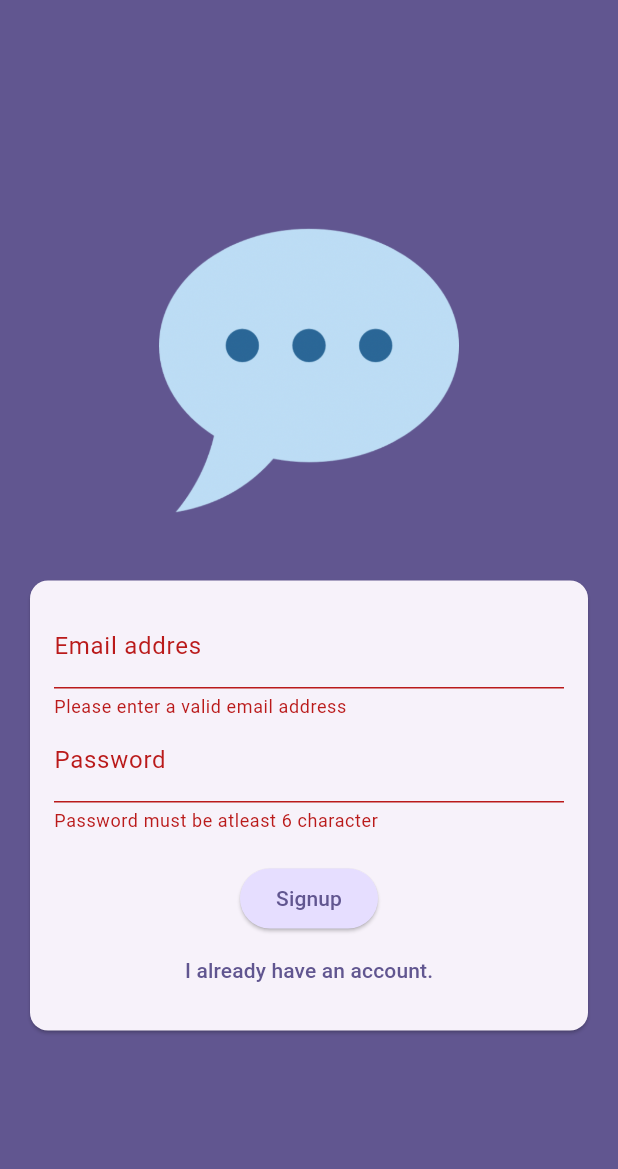
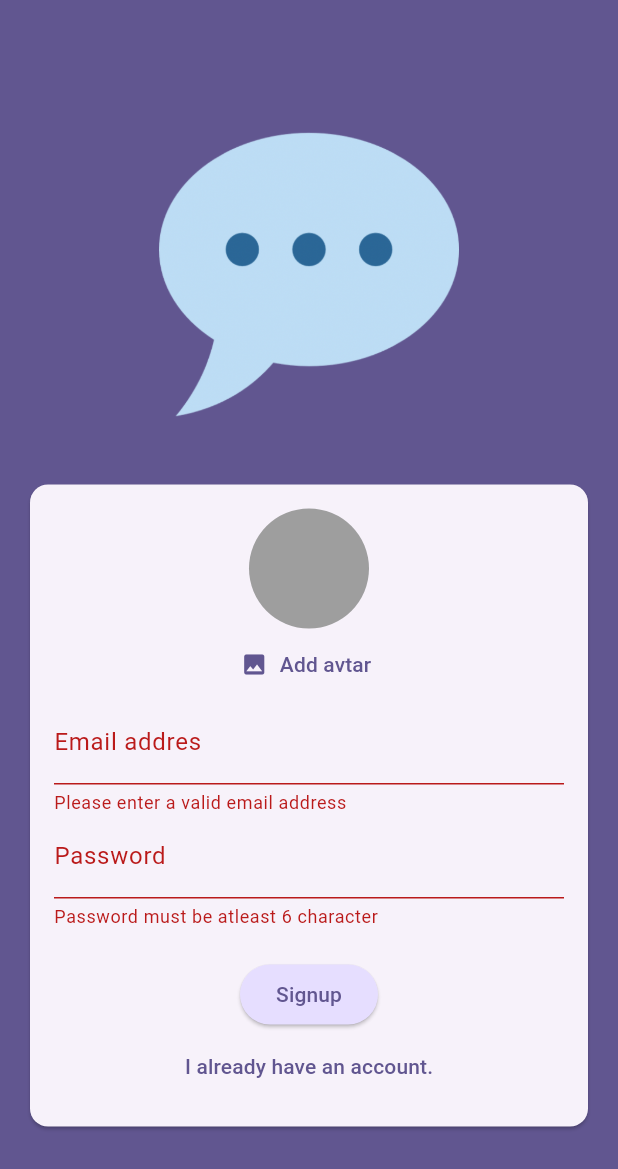
Before and after one commit to OlegMikhailov23/chat-app, a Flutter app: the screen it shows after launch, after a tap on "Login", after a tap on "Create an account", on a phone screen of 412 x 824 dp. Shown: the top 1169 px of the screen. Run offline on Flutter 3.47's test engine with Material 3 defaults, Android fonts, the phone set to English and light mode, and no system bars; our stand-ins replace firebase_auth, firebase_core, image_picker; accounts and stored records are empty.

Commit message:
add image picker

```diff
--- a/lib/main.dart
+++ b/lib/main.dart
@@ -1,4 +1,7 @@
 import 'package:chat_app/screens/auth.dart';
+import 'package:chat_app/screens/chat.dart';
+import 'package:chat_app/screens/splash.dart';
+import 'package:firebase_auth/firebase_auth.dart';
 import 'package:flutter/material.dart';
 
 import 'package:firebase_core/firebase_core.dart';
@@ -18,12 +21,23 @@ class App extends StatelessWidget {
   @override
   Widget build(BuildContext context) {
     return MaterialApp(
-        title: 'FlutterChat',
+        title: 'Awsome Chat',
         theme: ThemeData().copyWith(
           useMaterial3: true,
           colorScheme: ColorScheme.fromSeed(
               seedColor: const Color.fromARGB(255, 63, 17, 177)),
         ),
-        home: const AuthScreen());
+        home: StreamBuilder(
+            stream: FirebaseAuth.instance.authStateChanges(),
+            builder: (ctx, snapshot) {
+              if (snapshot.connectionState == ConnectionState.waiting) {
+                return const SplashScreen();
+              }
+              if (snapshot.hasData) {
+                return const ChatScreen();
+              }
+
+              return const AuthScreen();
+            }));
   }
 }
--- a/lib/screens/auth.dart
+++ b/lib/screens/auth.dart
@@ -1,3 +1,4 @@
+import 'package:chat_app/widgets/user_image_picker.dart';
 import 'package:flutter/material.dart';
 import 'package:firebase_auth/firebase_auth.dart';
 
@@ -29,12 +30,9 @@ class _AuthScreenState extends State<AuthScreen> {
       if (_isLogin) {
         final userCreds = await _firebase.signInWithEmailAndPassword(
             email: _enteredEmail, password: _enteredPassword);
-        print(userCreds);
-        // log user in
       } else {
         final userCreds = await _firebase.createUserWithEmailAndPassword(
             email: _enteredEmail, password: _enteredPassword);
-        print(userCreds);
       }
     } on FirebaseAuthException catch (e) {
       ScaffoldMessenger.of(context).clearSnackBars();
@@ -68,6 +66,7 @@ class _AuthScreenState extends State<AuthScreen> {
                         child: Column(
                           mainAxisSize: MainAxisSize.min,
                           children: [
+                            if (!_isLogin) UserImagePicker(),
                             TextFormField(
                               decoration: const InputDecoration(
                                 labelText: 'Email addres',
--- /dev/null
+++ b/lib/screens/splash.dart
@@ -0,0 +1,15 @@
+import 'package:flutter/material.dart';
+
+class SplashScreen extends StatelessWidget {
+  const SplashScreen({super.key});
+
+  @override
+  Widget build(BuildContext context) {
+    return Scaffold(
+      appBar: AppBar(
+        title: const Text('My Awsome Chat'),
+      ),
+      body: const Center(child: Text('Loading...')),
+    );
+  }
+}
--- /dev/null
+++ b/lib/widgets/user_image_picker.dart
@@ -0,0 +1,51 @@
+import 'dart:io';
+
+import 'package:flutter/material.dart';
+import 'package:image_picker/image_picker.dart';
+
+class UserImagePicker extends StatefulWidget {
+  const UserImagePicker({Key? key}) : super(key: key);
+
+  @override
+  State<StatefulWidget> createState() => _UserImagePickerState();
+}
+
+class _UserImagePickerState extends State<UserImagePicker> {
+  File? _pickedImageFile;
+
+  void _pickImage() async {
+    final pickedImage = await ImagePicker().pickImage(
+      source: ImageSource.camera,
+      imageQuality: 50,
+      maxWidth: 150,
+    );
+
+    if (pickedImage == null) {
+      return;
+    }
+    setState(() {
+      _pickedImageFile = File(pickedImage.path);
+    });
+  }
+
+  @override
+  Widget build(BuildContext context) {
+    return Column(
+      children: [
+        CircleAvatar(
+          radius: 40,
+          backgroundColor: Colors.grey,
+          foregroundImage:
+              _pickedImageFile != null ? FileImage(_pickedImageFile!) : null,
+        ),
+        TextButton.icon(
+            onPressed: _pickImage,
+            icon: const Icon(Icons.image),
+            label: Text(
+              'Add avtar',
+              style: TextStyle(color: Theme.of(context).colorScheme.primary),
+            ))
+      ],
+    );
+  }
+}
--- a/pubspec.yaml
+++ b/pubspec.yaml
@@ -37,6 +37,8 @@ dependencies:
   cupertino_icons: ^1.0.2
   firebase_core: ^2.24.0
   firebase_auth: ^4.15.0
+  firebase_storage: ^11.5.5
+  image_picker: ^1.0.4
 
 dev_dependencies:
   flutter_test:
```
Also changed, not shown: lib/screens/chat.dart (added, +24 -0 lines), pubspec.lock, 5 other files.
